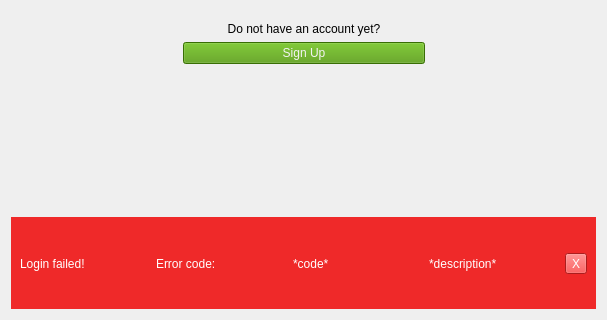
Above: src/Client/View/LoginPage/LoginPage.ui from iodream/Spend-Note before the change; both pictures show x 0 to 607 and y 350 to 670 of the 607 by 670 pixel window. Below: the same form after it.
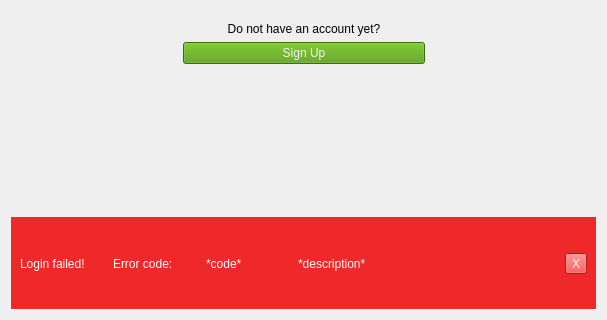
That is the form after the change.

What changed in the file:
```diff
--- a/src/Client/View/LoginPage/LoginPage.ui
+++ b/src/Client/View/LoginPage/LoginPage.ui
@@ -268,7 +268,7 @@
        </spacer>
       </item>
       <item>
-       <layout class="QHBoxLayout" name="horizontalLayout">
+       <layout class="QHBoxLayout" name="horizontalLayout" stretch="1,1,1,3,0">
         <item>
          <widget class="QLabel" name="label">
           <property name="text">
```
Left out of the diff: 2 changed lines with no effect on the pictures.
